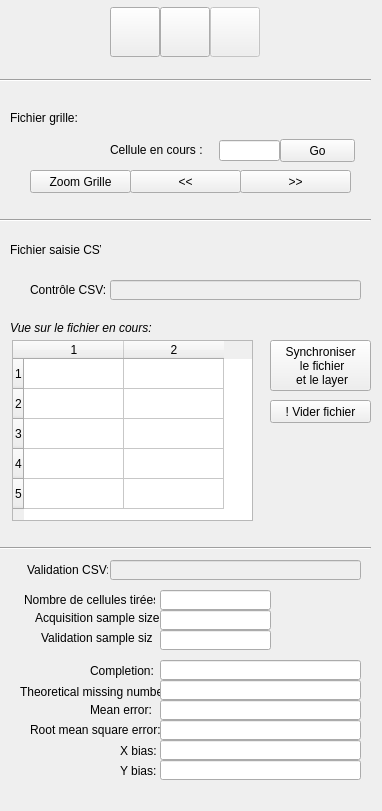
Above: gui/poussepousse_editdata_dialog_base.ui from mdvandamme/PoussePousseEditData before the change. Below: the same form after it.
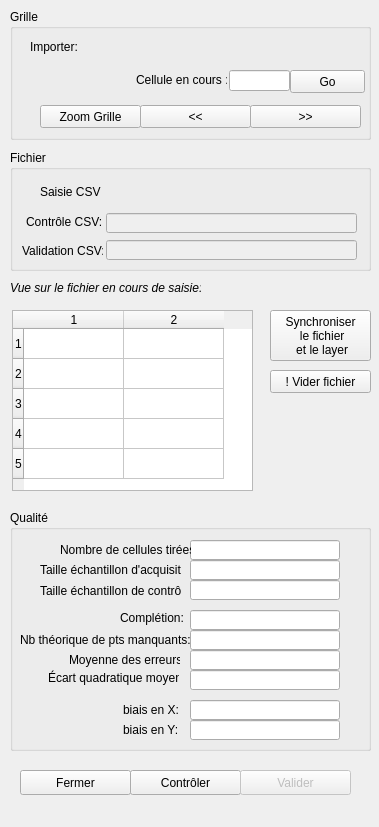
That is the form after the change. Icons and pictures are not drawn. Custom widgets are drawn as their Qt base class.

The edit to the form file:
```diff
--- a/gui/poussepousse_editdata_dialog_base.ui
+++ b/gui/poussepousse_editdata_dialog_base.ui
@@ -6,8 +6,8 @@
    <rect>
     <x>0</x>
     <y>0</y>
-    <width>382</width>
-    <height>811</height>
+    <width>379</width>
+    <height>827</height>
    </rect>
   </property>
   <property name="sizePolicy">
@@ -20,60 +20,11 @@
    <string>PoussePousseEditData</string>
   </property>
   <widget class="QWidget" name="dockWidgetContents">
-   <widget class="QPushButton" name="btSuiv">
-    <property name="geometry">
-     <rect>
-      <x>240</x>
-      <y>170</y>
-      <width>111</width>
-      <height>23</height>
-     </rect>
-    </property>
-    <property name="text">
-     <string>&gt;&gt;</string>
-    </property>
-   </widget>
-   <widget class="QLabel" name="label">
-    <property name="geometry">
-     <rect>
-      <x>110</x>
-      <y>140</y>
-      <width>101</width>
-      <height>20</height>
-     </rect>
-    </property>
-    <property name="text">
-     <string>Cellule en cours :</string>
-    </property>
-   </widget>
-   <widget class="QLineEdit" name="currentId">
-    <property name="geometry">
-     <rect>
-      <x>219</x>
-      <y>140</y>
-      <width>61</width>
-      <height>21</height>
-     </rect>
-    </property>
-   </widget>
-   <widget class="QPushButton" name="btGo">
-    <property name="geometry">
-     <rect>
-      <x>280</x>
-      <y>139</y>
-      <width>75</width>
-      <height>23</height>
-     </rect>
-    </property>
-    <property name="text">
-     <string>Go</string>
-    </property>
-   </widget>
    <widget class="QTableWidget" name="tableCoordFeu">
     <property name="geometry">
      <rect>
       <x>12</x>
-      <y>340</y>
+      <y>310</y>
       <width>241</width>
       <height>181</height>
      </rect>
@@ -96,7 +47,7 @@
     <property name="geometry">
      <rect>
       <x>270</x>
-      <y>340</y>
+      <y>310</y>
       <width>101</width>
       <height>51</height>
      </rect>
@@ -107,96 +58,11 @@
  et le layer</string>
     </property>
    </widget>
-   <widget class="QgsFileWidget" name="fileImportGrille">
-    <property name="geometry">
-     <rect>
-      <x>90</x>
-      <y>100</y>
-      <width>261</width>
-      <height>27</height>
-     </rect>
-    </property>
-   </widget>
-   <widget class="QLabel" name="label_3">
-    <property name="geometry">
-     <rect>
-      <x>10</x>
-      <y>110</y>
-      <width>111</width>
-      <height>16</height>
-     </rect>
-    </property>
-    <property name="text">
-     <string>Fichier grille:</string>
-    </property>
-   </widget>
-   <widget class="Line" name="line_2">
-    <property name="geometry">
-     <rect>
-      <x>0</x>
-      <y>210</y>
-      <width>371</width>
-      <height>20</height>
-     </rect>
-    </property>
-    <property name="orientation">
-     <enum>Qt::Horizontal</enum>
-    </property>
-   </widget>
-   <widget class="QPushButton" name="btPrec">
-    <property name="geometry">
-     <rect>
-      <x>130</x>
-      <y>170</y>
-      <width>111</width>
-      <height>23</height>
-     </rect>
-    </property>
-    <property name="text">
-     <string>&lt;&lt;</string>
-    </property>
-   </widget>
-   <widget class="QPushButton" name="btZoomGrille">
-    <property name="geometry">
-     <rect>
-      <x>30</x>
-      <y>170</y>
-      <width>101</width>
-      <height>23</height>
-     </rect>
-    </property>
-    <property name="text">
-     <string>Zoom Grille</string>
-    </property>
-   </widget>
-   <widget class="QgsFileWidget" name="fileOuvrirInventaireCSV">
-    <property name="geometry">
-     <rect>
-      <x>110</x>
-      <y>230</y>
-      <width>251</width>
-      <height>27</height>
-     </rect>
-    </property>
-   </widget>
-   <widget class="QLabel" name="label_2">
-    <property name="geometry">
-     <rect>
-      <x>10</x>
-      <y>240</y>
-      <width>91</width>
-      <height>20</height>
-     </rect>
-    </property>
-    <property name="text">
-     <string>Fichier saisie CSV:</string>
-    </property>
-   </widget>
    <widget class="QPushButton" name="btViderFichier">
     <property name="geometry">
      <rect>
       <x>270</x>
-      <y>400</y>
+      <y>370</y>
       <width>101</width>
       <height>23</height>
      </rect>
@@ -205,38 +71,12 @@
      <string>! Vider fichier</string>
     </property>
    </widget>
-   <widget class="QPushButton" name="btControler">
-    <property name="geometry">
-     <rect>
-      <x>160</x>
-      <y>7</y>
-      <width>50</width>
-      <height>50</height>
-     </rect>
-    </property>
-    <property name="toolTip">
-     <string>Saisir les points de contrôle</string>
-    </property>
-    <property name="text">
-     <string/>
-    </property>
-    <property name="icon">
-     <iconset>
-      <normaloff>:/plugins/PoussePousseEditData/img/controle.png</normaloff>:/plugins/PoussePousseEditData/img/controle.png</iconset>
-    </property>
-    <property name="iconSize">
-     <size>
-      <width>45</width>
-      <height>45</height>
-     </size>
-    </property>
-   </widget>
    <widget class="QLabel" name="label_6">
     <property name="geometry">
      <rect>
       <x>10</x>
-      <y>320</y>
-      <width>151</width>
+      <y>280</y>
+      <width>191</width>
       <height>16</height>
      </rect>
     </property>
@@ -247,46 +87,56 @@
      </font>
     </property>
     <property name="text">
-     <string>Vue sur le fichier en cours:</string>
+     <string>Vue sur le fichier en cours de saisie:</string>
     </property>
    </widget>
-   <widget class="Line" name="line_3">
+   <widget class="QPushButton" name="btFermer">
     <property name="geometry">
      <rect>
-      <x>0</x>
-      <y>70</y>
-      <width>371</width>
-      <height>20</height>
+      <x>20</x>
+      <y>770</y>
+      <width>111</width>
+      <height>25</height>
      </rect>
     </property>
-    <property name="orientation">
-     <enum>Qt::Horizontal</enum>
+    <property name="toolTip">
+     <string>Fermer le plugin</string>
     </property>
+    <property name="text">
+     <string>Fermer</string>
+    </property>
+    <property name="icon">
+     <iconset>
+      <normaloff>:/plugins/PoussePousseEditData/img/close.png</normaloff>:/plugins/PoussePousseEditData/img/close.png</iconset>
+    </property>
+    <property name="iconSize">
+     <size>
+      <width>18</width>
+      <height>18</height>
+     </size>
+    </property>
    </widget>
-   <widget class="QLabel" name="label_7">
+   <widget class="QPushButton" name="btControler">
     <property name="geometry">
      <rect>
-      <x>30</x>
-      <y>280</y>
-      <width>91</width>
-      <height>20</height>
+      <x>130</x>
+      <y>770</y>
+      <width>111</width>
+      <height>25</height>
      </rect>
     </property>
     <property name="text">
-     <string>Contrôle CSV:</string>
+     <string>Contrôler</string>
     </property>
-   </widget>
-   <widget class="QLineEdit" name="fileControleCSV">
-    <property name="enabled">
-     <bool>false</bool>
+    <property name="icon">
+     <iconset>
+      <normaloff>:/plugins/PoussePousseEditData/img/controle.png</normaloff>:/plugins/PoussePousseEditData/img/controle.png</iconset>
     </property>
-    <property name="geometry">
-     <rect>
-      <x>110</x>
-      <y>280</y>
-      <width>251</width>
-      <height>20</height>
-     </rect>
+    <property name="iconSize">
+     <size>
+      <width>18</width>
+      <height>18</height>
+     </size>
     </property>
    </widget>
    <widget class="QPushButton" name="btCheck">
@@ -295,17 +145,17 @@
     </property>
     <property name="geometry">
      <rect>
-      <x>210</x>
-      <y>7</y>
-      <width>50</width>
-      <height>50</height>
+      <x>240</x>
+      <y>770</y>
+      <width>111</width>
+      <height>25</height>
      </rect>
     </property>
     <property name="toolTip">
      <string>Valider</string>
     </property>
     <property name="text">
-     <string/>
+     <string>Valider</string>
     </property>
     <property name="icon">
      <iconset>
@@ -313,283 +163,440 @@
     </property>
     <property name="iconSize">
      <size>
-      <width>40</width>
-      <height>40</height>
+      <width>18</width>
+      <height>18</height>
      </size>
     </property>
    </widget>
-   <widget class="QPushButton" name="btReload">
+   <widget class="QGroupBox" name="label_grille">
     <property name="geometry">
      <rect>
-      <x>110</x>
-      <y>7</y>
-      <width>50</width>
-      <height>50</height>
+      <x>10</x>
+      <y>9</y>
+      <width>361</width>
+      <height>131</height>
      </rect>
     </property>
-    <property name="toolTip">
-     <string>Revenir à l'acquisition</string>
+    <property name="title">
+     <string>Grille</string>
     </property>
-    <property name="text">
-     <string/>
-    </property>
-    <property name="icon">
-     <iconset>
-      <normaloff>:/plugins/PoussePousseEditData/img/reload.png</normaloff>:/plugins/PoussePousseEditData/img/reload.png</iconset>
-    </property>
-    <property name="iconSize">
-     <size>
-      <width>40</width>
-      <height>40</height>
-     </size>
-    </property>
+    <widget class="QLabel" name="label_importer">
+     <property name="geometry">
+      <rect>
+       <x>20</x>
+       <y>30</y>
+       <width>61</width>
+       <height>16</height>
+      </rect>
+     </property>
+     <property name="text">
+      <string>Importer:</string>
+     </property>
+    </widget>
+    <widget class="QgsFileWidget" name="fileImportGrille">
+     <property name="geometry">
+      <rect>
+       <x>73</x>
+       <y>21</y>
+       <width>271</width>
+       <height>27</height>
+      </rect>
+     </property>
+    </widget>
+    <widget class="QLabel" name="label_cell_encours">
+     <property name="geometry">
+      <rect>
+       <x>126</x>
+       <y>61</y>
+       <width>91</width>
+       <height>20</height>
+      </rect>
+     </property>
+     <property name="text">
+      <string>Cellule en cours :</string>
+     </property>
+    </widget>
+    <widget class="QLineEdit" name="currentId">
+     <property name="geometry">
+      <rect>
+       <x>219</x>
+       <y>61</y>
+       <width>61</width>
+       <height>21</height>
+      </rect>
+     </property>
+    </widget>
+    <widget class="QPushButton" name="btGo">
+     <property name="geometry">
+      <rect>
+       <x>280</x>
+       <y>61</y>
+       <width>75</width>
+       <height>23</height>
+      </rect>
+     </property>
+     <property name="text">
+      <string>Go</string>
+     </property>
+    </widget>
+    <widget class="QPushButton" name="btSuiv">
+     <property name="geometry">
+      <rect>
+       <x>240</x>
+       <y>96</y>
+       <width>111</width>
+       <height>23</height>
+      </rect>
+     </property>
+     <property name="text">
+      <string>&gt;&gt;</string>
+     </property>
+    </widget>
+    <widget class="QPushButton" name="btPrec">
+     <property name="geometry">
+      <rect>
+       <x>130</x>
+       <y>96</y>
+       <width>111</width>
+       <height>23</height>
+      </rect>
+     </property>
+     <property name="text">
+      <string>&lt;&lt;</string>
+     </property>
+    </widget>
+    <widget class="QPushButton" name="btZoomGrille">
+     <property name="geometry">
+      <rect>
+       <x>30</x>
+       <y>96</y>
+       <width>101</width>
+       <height>23</height>
+      </rect>
+     </property>
+     <property name="text">
+      <string>Zoom Grille</string>
+     </property>
+    </widget>
    </widget>
-   <widget class="QLabel" name="label_8">
+   <widget class="QGroupBox" name="label_fichier">
     <property name="geometry">
      <rect>
-      <x>90</x>
-      <y>663</y>
-      <width>71</width>
-      <height>16</height>
+      <x>10</x>
+      <y>150</y>
+      <width>361</width>
+      <height>121</height>
      </rect>
     </property>
-    <property name="text">
-     <string>Completion:</string>
+    <property name="title">
+     <string>Fichier</string>
     </property>
+    <widget class="QLabel" name="label_2">
+     <property name="geometry">
+      <rect>
+       <x>30</x>
+       <y>32</y>
+       <width>61</width>
+       <height>20</height>
+      </rect>
+     </property>
+     <property name="text">
+      <string>Saisie CSV:</string>
+     </property>
+    </widget>
+    <widget class="QLabel" name="label_7">
+     <property name="geometry">
+      <rect>
+       <x>16</x>
+       <y>62</y>
+       <width>91</width>
+       <height>20</height>
+      </rect>
+     </property>
+     <property name="text">
+      <string>Contrôle CSV:</string>
+     </property>
+    </widget>
+    <widget class="QLineEdit" name="fileControleCSV">
+     <property name="enabled">
+      <bool>false</bool>
+     </property>
+     <property name="geometry">
+      <rect>
+       <x>96</x>
+       <y>63</y>
+       <width>251</width>
+       <height>20</height>
+      </rect>
+     </property>
+    </widget>
+    <widget class="QLineEdit" name="fileValidationCSV">
+     <property name="enabled">
+      <bool>false</bool>
+     </property>
+     <property name="geometry">
+      <rect>
+       <x>96</x>
+       <y>90</y>
+       <width>251</width>
+       <height>20</height>
+      </rect>
+     </property>
+    </widget>
+    <widget class="QLabel" name="label_16">
+     <property name="geometry">
+      <rect>
+       <x>12</x>
+       <y>91</y>
+       <width>81</width>
+       <height>20</height>
+      </rect>
+     </property>
+     <property name="text">
+      <string>Validation CSV:</string>
+     </property>
+    </widget>
+    <widget class="QgsFileWidget" name="fileOuvrirInventaireCSV">
+     <property name="geometry">
+      <rect>
+       <x>96</x>
+       <y>25</y>
+       <width>251</width>
+       <height>27</height>
+      </rect>
+     </property>
+    </widget>
    </widget>
-   <widget class="QLabel" name="label_9">
+   <widget class="QGroupBox" name="label_qualite">
     <property name="geometry">
      <rect>
-      <x>20</x>
-      <y>682</y>
-      <width>141</width>
-      <height>20</height>
+      <x>10</x>
+      <y>510</y>
+      <width>361</width>
+      <height>241</height>
      </rect>
     </property>
-    <property name="text">
-     <string>Theoretical missing number:</string>
+    <property name="title">
+     <string>Qualité</string>
     </property>
+    <widget class="QLineEdit" name="txtNbCell">
+     <property name="geometry">
+      <rect>
+       <x>180</x>
+       <y>30</y>
+       <width>150</width>
+       <height>20</height>
+      </rect>
+     </property>
+    </widget>
+    <widget class="QLabel" name="label_4">
+     <property name="geometry">
+      <rect>
+       <x>50</x>
+       <y>30</y>
+       <width>131</width>
+       <height>20</height>
+      </rect>
+     </property>
+     <property name="text">
+      <string>Nombre de cellules tirées:</string>
+     </property>
+    </widget>
+    <widget class="QLineEdit" name="txtNbAcquis">
+     <property name="geometry">
+      <rect>
+       <x>180</x>
+       <y>50</y>
+       <width>150</width>
+       <height>20</height>
+      </rect>
+     </property>
+    </widget>
+    <widget class="QLabel" name="label_5">
+     <property name="geometry">
+      <rect>
+       <x>30</x>
+       <y>50</y>
+       <width>141</width>
+       <height>20</height>
+      </rect>
+     </property>
+     <property name="text">
+      <string>Taille échantillon d'acquisition:</string>
+     </property>
+    </widget>
+    <widget class="QLineEdit" name="txtNbValidation">
+     <property name="geometry">
+      <rect>
+       <x>180</x>
+       <y>70</y>
+       <width>150</width>
+       <height>20</height>
+      </rect>
+     </property>
+    </widget>
+    <widget class="QLabel" name="label_14">
+     <property name="geometry">
+      <rect>
+       <x>30</x>
+       <y>71</y>
+       <width>141</width>
+       <height>20</height>
+      </rect>
+     </property>
+     <property name="text">
+      <string>Taille échantillon de contrôle:</string>
+     </property>
+    </widget>
+    <widget class="QLabel" name="label_8">
+     <property name="geometry">
+      <rect>
+       <x>110</x>
+       <y>100</y>
+       <width>71</width>
+       <height>16</height>
+      </rect>
+     </property>
+     <property name="text">
+      <string>Complétion:</string>
+     </property>
+    </widget>
+    <widget class="QLineEdit" name="txtCompletion">
+     <property name="geometry">
+      <rect>
+       <x>180</x>
+       <y>100</y>
+       <width>150</width>
+       <height>20</height>
+      </rect>
+     </property>
+    </widget>
+    <widget class="QLineEdit" name="txtMissing">
+     <property name="geometry">
+      <rect>
+       <x>180</x>
+       <y>120</y>
+       <width>150</width>
+       <height>20</height>
+      </rect>
+     </property>
+    </widget>
+    <widget class="QLabel" name="label_9">
+     <property name="geometry">
+      <rect>
+       <x>10</x>
+       <y>120</y>
+       <width>171</width>
+       <height>20</height>
+      </rect>
+     </property>
+     <property name="text">
+      <string>Nb théorique de pts manquants:</string>
+     </property>
+    </widget>
+    <widget class="QLineEdit" name="txtError">
+     <property name="geometry">
+      <rect>
+       <x>180</x>
+       <y>140</y>
+       <width>150</width>
+       <height>20</height>
+      </rect>
+     </property>
+    </widget>
+    <widget class="QLabel" name="label_10">
+     <property name="geometry">
+      <rect>
+       <x>59</x>
+       <y>140</y>
+       <width>111</width>
+       <height>20</height>
+      </rect>
+     </property>
+     <property name="text">
+      <string>Moyenne des erreurs: </string>
+     </property>
+    </widget>
+    <widget class="QLineEdit" name="txtRMSE">
+     <property name="geometry">
+      <rect>
+       <x>180</x>
+       <y>160</y>
+       <width>150</width>
+       <height>20</height>
+      </rect>
+     </property>
+    </widget>
+    <widget class="QLabel" name="label_11">
+     <property name="geometry">
+      <rect>
+       <x>38</x>
+       <y>160</y>
+       <width>131</width>
+       <height>16</height>
+      </rect>
+     </property>
+     <property name="text">
+      <string>Écart quadratique moyen:</string>
+     </property>
+    </widget>
+    <widget class="QLineEdit" name="txtSBE">
+     <property name="geometry">
+      <rect>
+       <x>180</x>
+       <y>190</y>
+       <width>150</width>
+       <height>20</height>
+      </rect>
+     </property>
+    </widget>
+    <widget class="QLabel" name="label_12">
+     <property name="geometry">
+      <rect>
+       <x>113</x>
+       <y>190</y>
+       <width>61</width>
+       <height>20</height>
+      </rect>
+     </property>
+     <property name="text">
+      <string>biais en X:</string>
+     </property>
+    </widget>
+    <widget class="QLineEdit" name="txtSBN">
+     <property name="geometry">
+      <rect>
+       <x>180</x>
+       <y>210</y>
+       <width>150</width>
+       <height>20</height>
+      </rect>
+     </property>
+    </widget>
+    <widget class="QLabel" name="label_13">
+     <property name="geometry">
+      <rect>
+       <x>113</x>
+       <y>210</y>
+       <width>61</width>
+       <height>20</height>
+      </rect>
+     </property>
+     <property name="text">
+      <string>biais en Y:</string>
+     </property>
+    </widget>
    </widget>
-   <widget class="QLabel" name="label_10">
-    <property name="geometry">
-     <rect>
-      <x>90</x>
-      <y>700</y>
-      <width>71</width>
-      <height>20</height>
-     </rect>
-    </property>
-    <property name="text">
-     <string>Mean error: </string>
-    </property>
-   </widget>
-   <widget class="QLabel" name="label_11">
-    <property name="geometry">
-     <rect>
-      <x>30</x>
-      <y>722</y>
-      <width>151</width>
-      <height>16</height>
-     </rect>
-    </property>
-    <property name="text">
-     <string>Root mean square error:</string>
-    </property>
-   </widget>
-   <widget class="QLabel" name="label_12">
-    <property name="geometry">
-     <rect>
-      <x>120</x>
-      <y>744</y>
-      <width>46</width>
-      <height>13</height>
-     </rect>
-    </property>
-    <property name="text">
-     <string>X bias:</string>
-    </property>
-   </widget>
-   <widget class="QLabel" name="label_13">
-    <property name="geometry">
-     <rect>
-      <x>120</x>
-      <y>764</y>
-      <width>46</width>
-      <height>13</height>
-     </rect>
-    </property>
-    <property name="text">
-     <string>Y bias:</string>
-    </property>
-   </widget>
-   <widget class="QLineEdit" name="txtCompletion">
-    <property name="geometry">
-     <rect>
-      <x>160</x>
-      <y>660</y>
-      <width>201</width>
-      <height>20</height>
-     </rect>
-    </property>
-   </widget>
-   <widget class="QLineEdit" name="txtMissing">
-    <property name="geometry">
-     <rect>
-      <x>160</x>
-      <y>680</y>
-      <width>201</width>
-      <height>20</height>
-     </rect>
-    </property>
-   </widget>
-   <widget class="QLineEdit" name="txtError">
-    <property name="geometry">
-     <rect>
-      <x>160</x>
-      <y>700</y>
-      <width>201</width>
-      <height>20</height>
-     </rect>
-    </property>
-   </widget>
-   <widget class="QLineEdit" name="txtRMSE">
-    <property name="geometry">
-     <rect>
-      <x>160</x>
-      <y>720</y>
-      <width>201</width>
-      <height>20</height>
-     </rect>
-    </property>
-   </widget>
-   <widget class="QLineEdit" name="txtSBN">
-    <property name="geometry">
-     <rect>
-      <x>160</x>
-      <y>760</y>
-      <width>201</width>
-      <height>20</height>
-     </rect>
-    </property>
-   </widget>
-   <widget class="QLineEdit" name="txtSBE">
-    <property name="geometry">
-     <rect>
-      <x>160</x>
-      <y>740</y>
-      <width>201</width>
-      <height>20</height>
-     </rect>
-    </property>
-   </widget>
-   <widget class="Line" name="line_4">
-    <property name="geometry">
-     <rect>
-      <x>0</x>
-      <y>540</y>
-      <width>371</width>
-      <height>16</height>
-     </rect>
-    </property>
-    <property name="orientation">
-     <enum>Qt::Horizontal</enum>
-    </property>
-   </widget>
-   <widget class="QLineEdit" name="fileValidationCSV">
-    <property name="enabled">
-     <bool>false</bool>
-    </property>
-    <property name="geometry">
-     <rect>
-      <x>110</x>
-      <y>560</y>
-      <width>251</width>
-      <height>20</height>
-     </rect>
-    </property>
-   </widget>
-   <widget class="QLabel" name="label_16">
-    <property name="geometry">
-     <rect>
-      <x>27</x>
-      <y>560</y>
-      <width>81</width>
-      <height>20</height>
-     </rect>
-    </property>
-    <property name="text">
-     <string>Validation CSV:</string>
-    </property>
-   </widget>
-   <widget class="QLabel" name="label_4">
-    <property name="geometry">
-     <rect>
-      <x>24</x>
-      <y>590</y>
-      <width>131</width>
-      <height>20</height>
-     </rect>
-    </property>
-    <property name="text">
-     <string>Nombre de cellules tirées:</string>
-    </property>
-   </widget>
-   <widget class="QLabel" name="label_5">
-    <property name="geometry">
-     <rect>
-      <x>35</x>
-      <y>610</y>
-      <width>131</width>
-      <height>16</height>
-     </rect>
-    </property>
-    <property name="text">
-     <string>Acquisition sample size:</string>
-    </property>
-   </widget>
-   <widget class="QLabel" name="label_14">
-    <property name="geometry">
-     <rect>
-      <x>41</x>
-      <y>630</y>
-      <width>111</width>
-      <height>16</height>
-     </rect>
-    </property>
-    <property name="text">
-     <string>Validation sample size:</string>
-    </property>
-   </widget>
-   <widget class="QLineEdit" name="txtNbCell">
-    <property name="geometry">
-     <rect>
-      <x>160</x>
-      <y>590</y>
-      <width>111</width>
-      <height>20</height>
-     </rect>
-    </property>
-   </widget>
-   <widget class="QLineEdit" name="txtNbAcquis">
-    <property name="geometry">
-     <rect>
-      <x>160</x>
-      <y>610</y>
-      <width>111</width>
-      <height>20</height>
-     </rect>
-    </property>
-   </widget>
-   <widget class="QLineEdit" name="txtNbValidation">
-    <property name="geometry">
-     <rect>
-      <x>160</x>
-      <y>630</y>
-      <width>111</width>
-      <height>20</height>
-     </rect>
-    </property>
-   </widget>
+   <zorder>label_fichier</zorder>
+   <zorder>label_grille</zorder>
+   <zorder>tableCoordFeu</zorder>
+   <zorder>btSynchronize</zorder>
+   <zorder>btViderFichier</zorder>
+   <zorder>btControler</zorder>
+   <zorder>label_6</zorder>
+   <zorder>btCheck</zorder>
+   <zorder>btFermer</zorder>
+   <zorder>label_qualite</zorder>
   </widget>
  </widget>
  <customwidgets>
```
Left out of the diff: 3 changed lines with no effect on the pictures.
